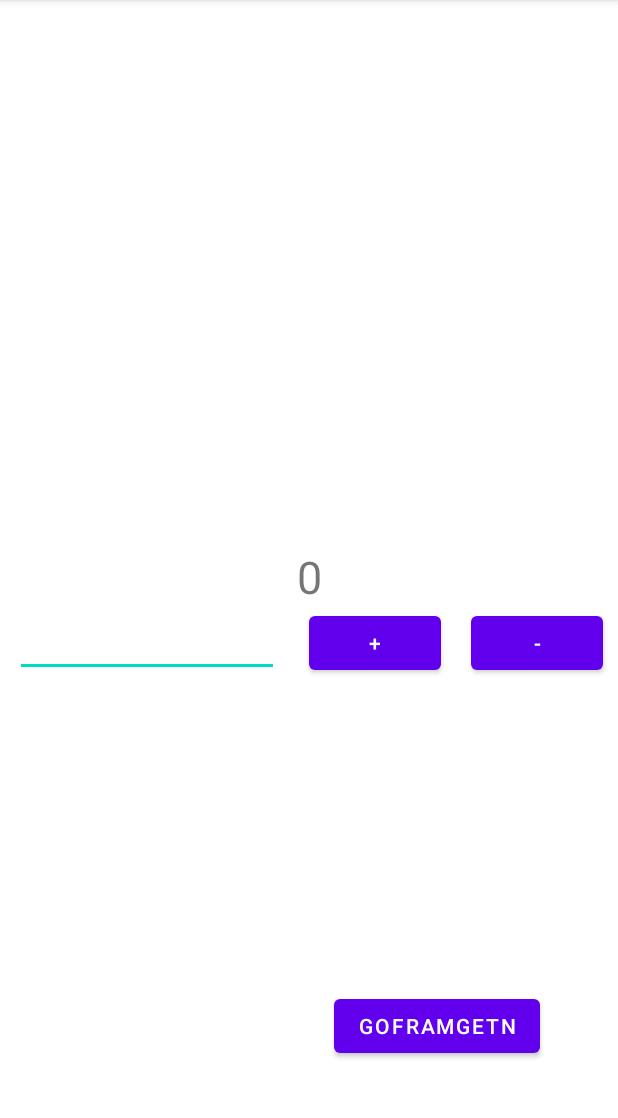
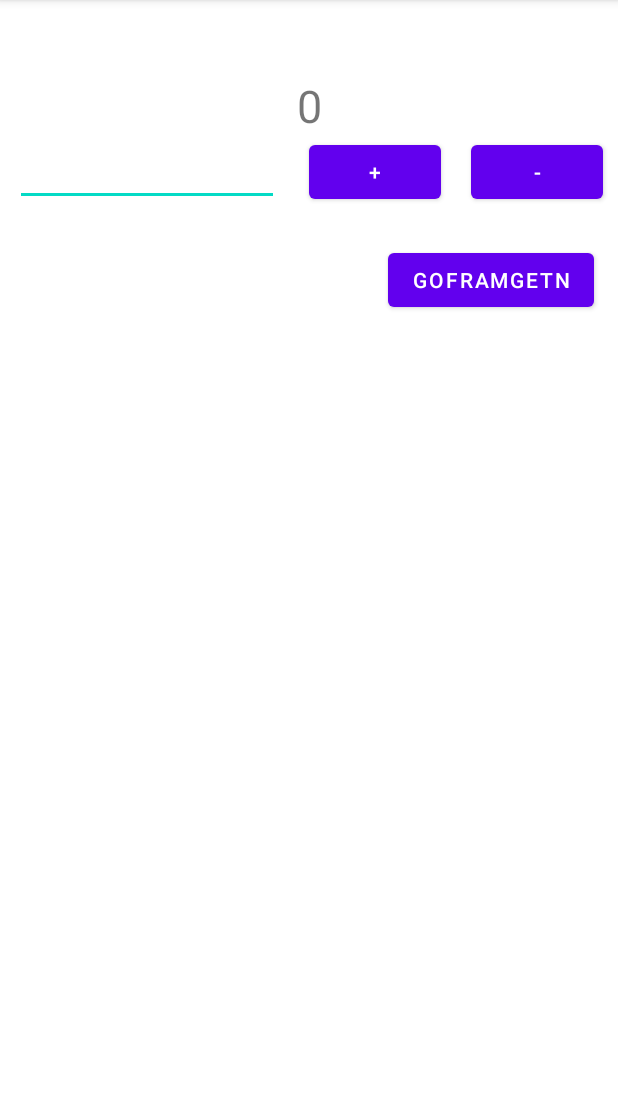
Before and after one commit to kimriri/kotlinmvvm, an Android app: the screen it shows after launch (MainActivity), on a phone screen of 412 x 824 dp, the part 84-1202 px from its top. Run offline under Robolectric (Android 15) with nearby library versions, the phone set to English and light mode, and no system bars.

```diff
--- /dev/null
+++ b/app/src/main/java/com/programmers/myapplication/DefaultEnum.kt
@@ -0,0 +1,6 @@
+package com.programmers.myapplication
+
+enum class ActionType {
+    PULS,
+    MINUS
+}
--- /dev/null
+++ b/app/src/main/java/com/programmers/myapplication/DefaultInternalObject.kt
@@ -0,0 +1,5 @@
+package com.programmers.myapplication
+
+internal object DefaultInternalObject {
+    const val StrZero: String = "0"
+}
--- a/app/src/main/java/com/programmers/myapplication/MyNumberViewModel.kt
+++ b/app/src/main/java/com/programmers/myapplication/MyNumberViewModel.kt
@@ -10,10 +10,6 @@ import androidx.lifecycle.MutableLiveData
 import androidx.lifecycle.ViewModel
 
 
-enum class ActionType {
-    PULS,
-    MINUS
-}
 
 class MyNumberViewModel() : ViewModel() {
 
@@ -25,7 +21,6 @@ class MyNumberViewModel() : ViewModel() {
 
     val currenValue: LiveData<Int>
         get() = _currenValue
-
 
     init {
         Log.d(TAG, "MyNumberViewModel")
--- a/app/src/main/res/layout/activity_main.xml
+++ b/app/src/main/res/layout/activity_main.xml
@@ -11,10 +11,9 @@
         android:layout_width="wrap_content"
         android:layout_height="wrap_content"
         android:textSize="30sp"
-        app:layout_constraintBottom_toBottomOf="parent"
         app:layout_constraintEnd_toEndOf="parent"
         app:layout_constraintStart_toStartOf="parent"
-        app:layout_constraintTop_toTopOf="parent" />
+        app:layout_constraintTop_toBottomOf="@+id/FragmentFrame" />
 
     <EditText
         android:id="@+id/userInputEdittext"
@@ -51,22 +50,21 @@
         app:layout_constraintStart_toEndOf="@+id/plusBtn"
         app:layout_constraintTop_toBottomOf="@+id/numberTextView" />
 
+
     <Button
         android:id="@+id/goFragmentBtn"
         android:layout_width="wrap_content"
         android:layout_height="wrap_content"
-        android:layout_marginEnd="52dp"
-        android:layout_marginBottom="60dp"
+        android:layout_marginTop="24dp"
+        android:layout_marginEnd="16dp"
         android:text="@string/goFramgetn"
-        app:layout_constraintBottom_toBottomOf="parent"
-        app:layout_constraintEnd_toEndOf="parent" />
-
+        app:layout_constraintEnd_toEndOf="parent"
+        app:layout_constraintTop_toBottomOf="@+id/minusBtn" />
 
     <FrameLayout
         android:id="@+id/FragmentFrame"
         android:layout_width="match_parent"
         android:layout_height="50dp"
-        app:layout_constraintBottom_toTopOf="@+id/numberTextView"
         app:layout_constraintEnd_toEndOf="parent"
         app:layout_constraintStart_toStartOf="parent"
         app:layout_constraintTop_toTopOf="parent">
```
Also changed, not shown: app/src/main/java/com/programmers/myapplication/MainActivity.kt (+15 -10 lines).
